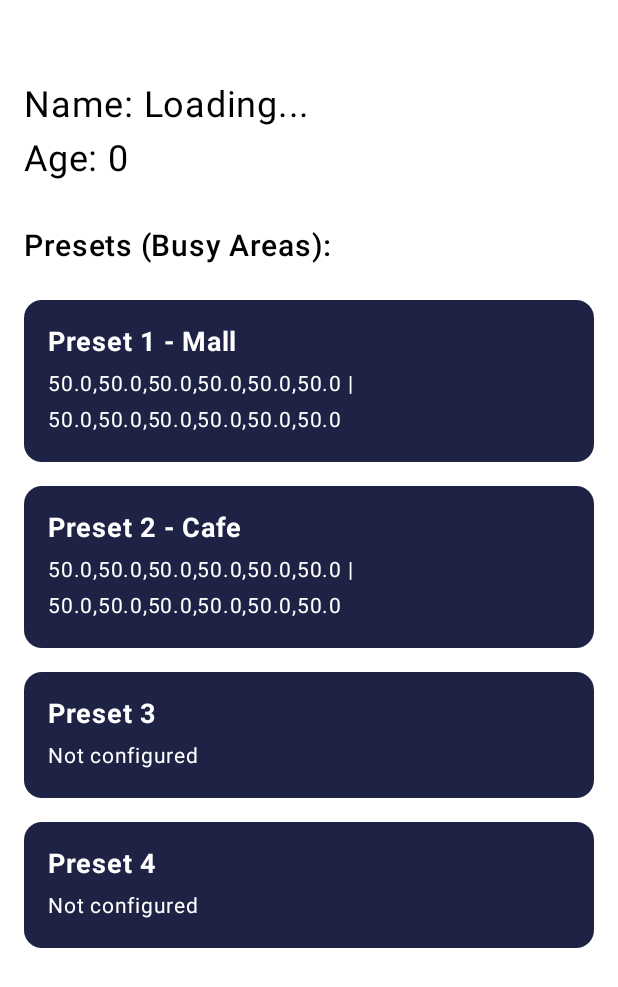
After one commit to hackfest-dev/Hackfest25-11, an Android app built with Jetpack Compose: the UserProfile screen opened directly, with no data from a screen before it, on a phone screen of 412 x 824 dp. The commit adds this screen. Shown: the top 987 px of the screen. Run offline under Robolectric (Android 15) with nearby library versions, the phone set to English and light mode, and no system bars; our stand-ins replace Firebase (no records; nobody signed in at launch, a user with empty details on screens opened directly).

Commit message:
userprofile and useractivity.

```diff
--- a/app/build.gradle.kts
+++ b/app/build.gradle.kts
@@ -2,6 +2,8 @@ plugins {
     id("com.android.application")
     id("org.jetbrains.kotlin.android")
     id("org.jetbrains.kotlin.plugin.compose")  // ← Compose Compiler plugin
+    alias(libs.plugins.google.gms.google.services)  // ← Compose Compiler plugin
+
 }
 
 android {
@@ -63,6 +65,8 @@ dependencies {
     implementation("androidx.navigation:navigation-fragment-ktx:2.7.7")
     implementation("androidx.navigation:navigation-ui-ktx:2.7.7")
     implementation("com.android.volley:volley:1.2.1")
+    implementation(libs.firebase.functions)
+    implementation(libs.firebase.firestore.ktx)
     testImplementation("junit:junit:4.13.2")
     androidTestImplementation("androidx.test.ext:junit:1.1.5")
     androidTestImplementation("androidx.test.espresso:espresso-core:3.5.1")
@@ -77,4 +81,5 @@ dependencies {
 
     // Data Binding dependencies
     implementation("androidx.databinding:databinding-runtime:8.2.2")
+    implementation("androidx.compose.material:material-icons-extended")
 }
--- a/app/src/main/AndroidManifest.xml
+++ b/app/src/main/AndroidManifest.xml
@@ -16,6 +16,12 @@
         android:supportsRtl="true"
         android:theme="@style/Theme.HearWell3"
         tools:targetApi="31">
+        <activity
+            android:name=".UserActivity"
+            android:exported="true" />
+        <activity
+            android:name=".UserProfile"
+            android:exported="true" />
         <activity
             android:name=".TranslateActivity"
             android:exported="true" />
--- /dev/null
+++ b/app/src/main/java/com/example/hearwell3/UserProfile.kt
@@ -0,0 +1,113 @@
+package com.example.hearwell
+
+import android.os.Bundle
+import androidx.activity.ComponentActivity
+import androidx.activity.compose.setContent
+import androidx.compose.foundation.background
+import androidx.compose.foundation.layout.*
+import androidx.compose.foundation.shape.RoundedCornerShape
+import androidx.compose.material3.MaterialTheme
+import androidx.compose.material3.Surface
+import androidx.compose.material3.Text
+import androidx.compose.runtime.*
+import androidx.compose.ui.Alignment
+import androidx.compose.ui.Modifier
+import androidx.compose.ui.graphics.Color
+import androidx.compose.ui.text.font.FontWeight
+import androidx.compose.ui.tooling.preview.Preview
+import androidx.compose.ui.unit.dp
+import androidx.compose.ui.unit.sp
+import com.example.hearwell.ui.theme.HearWellTheme
+import com.google.firebase.firestore.FirebaseFirestore
+
+class UserProfile : ComponentActivity() {
+    override fun onCreate(savedInstanceState: Bundle?) {
+        super.onCreate(savedInstanceState)
+        setContent {
+            HearWellTheme {
+                Surface(
+                    modifier = Modifier.fillMaxSize(),
+                    color = MaterialTheme.colorScheme.background
+                ) {
+                    UserProfileScreen()
+                }
+            }
+        }
+    }
+}
+@Preview
+@Composable
+fun UserProfileScreen() {
+    val db = FirebaseFirestore.getInstance()
+
+    var name by remember { mutableStateOf("Loading...") }
+    var age by remember { mutableStateOf(0) }
+
+    val documentId = "Fp3EZY5gJsp41gOj7R5k" // Replace with actual document ID
+
+    LaunchedEffect(Unit) {
+        db.collection("users").document("Fp3EZY5gJsp41gOj7R5k")
+            .get()
+            .addOnSuccessListener { document ->
+                if (document != null && document.exists()) {
+                    name = document.getString("name") ?: "No Name"
+                    age = document.getLong("age")?.toInt() ?: 0
+                }
+            }
+    }
+
+    Column(
+        modifier = Modifier
+            .fillMaxSize()
+            .background(Color.White)
+            .padding(16.dp),
+        verticalArrangement = Arrangement.Top,
+        horizontalAlignment = Alignment.Start
+    ) {
+        Text("Name: $name", fontSize = 24.sp, color = Color.Black, modifier = Modifier.padding(top = 40.dp))
+        Spacer(modifier = Modifier.height(8.dp))
+        Text("Age: $age", fontSize = 24.sp, color = Color.Black)
+
+        Spacer(modifier = Modifier.height(32.dp))
+
+        Text(
+            text = "Presets (Busy Areas):",
+            fontSize = 20.sp,
+            fontWeight = FontWeight.SemiBold,
+            color = Color.Black,
+            modifier = Modifier.padding(bottom = 16.dp)
+        )
+        // Box 1 - Preset 1: Mall
+        PresetBox(
+            title = "Preset 1 - Mall",
+            data = "50.0,50.0,50.0,50.0,50.0,50.0 | 50.0,50.0,50.0,50.0,50.0,50.0"
+        )
+
+        // Box 2 - Preset 2: Cafe
+        PresetBox(
+            title = "Preset 2 - Cafe",
+            data = "50.0,50.0,50.0,50.0,50.0,50.0 | 50.0,50.0,50.0,50.0,50.0,50.0"
+        )
+
+        // Box 3 - Preset 3 (empty)
+        PresetBox(title = "Preset 3", data = "Not configured")
+
+        // Box 4 - Preset 4 (empty)
+        PresetBox(title = "Preset 4", data = "Not configured")
+    }
+}
+
+@Composable
+fun PresetBox(title: String, data: String) {
+    Column(
+        modifier = Modifier
+            .fillMaxWidth()
+            .padding(vertical = 8.dp)
+            .background(Color(0xFF1E2244), shape = RoundedCornerShape(12.dp))
+            .padding(16.dp)
+    ) {
+        Text(text = title, fontWeight = FontWeight.Bold, color = Color.White, fontSize = 18.sp)
+        Spacer(modifier = Modifier.height(4.dp))
+        Text(text = data, color = Color.White, fontSize = 14.sp)
+    }
+}
--- a/build.gradle.kts
+++ b/build.gradle.kts
@@ -3,4 +3,5 @@ plugins {
     id("com.android.application")           version "8.2.2" apply false
     id("org.jetbrains.kotlin.android")      version "2.0.21" apply false
     id("org.jetbrains.kotlin.plugin.compose") version "2.0.21" apply false
+    alias(libs.plugins.google.gms.google.services) apply false
 }
--- a/gradle/libs.versions.toml
+++ b/gradle/libs.versions.toml
@@ -9,6 +9,9 @@ appcompat = "1.7.0"
 material = "1.12.0"
 activity = "1.10.1"
 constraintlayout = "2.2.1"
+googleGmsGoogleServices = "4.4.2"
+firebaseFunctions = "21.2.1"
+firebaseFirestoreKtx = "25.1.3"
 
 [libraries]
 androidx-core-ktx = { group = "androidx.core", name = "core-ktx", version.ref = "coreKtx" }
@@ -19,7 +22,10 @@ androidx-appcompat = { group = "androidx.appcompat", name = "appcompat", version
 material = { group = "com.google.android.material", name = "material", version.ref = "material" }
 androidx-activity = { group = "androidx.activity", name = "activity", version.ref = "activity" }
 androidx-constraintlayout = { group = "androidx.constraintlayout", name = "constraintlayout", version.ref = "constraintlayout" }
+firebase-functions = { group = "com.google.firebase", name = "firebase-functions", version.ref = "firebaseFunctions" }
+firebase-firestore-ktx = { group = "com.google.firebase", name = "firebase-firestore-ktx", version.ref = "firebaseFirestoreKtx" }
 
 [plugins]
 android-application = { id = "com.android.application", version.ref = "agp" }
 kotlin-android = { id = "org.jetbrains.kotlin.android", version.ref = "kotlin" }
+google-gms-google-services = { id = "com.google.gms.google-services", version.ref = "googleGmsGoogleServices" }
```
Also changed, not shown: app/src/main/java/com/example/hearwell3/HomePage.kt (+20 -3 lines), app/src/main/java/com/example/hearwell3/UserActivity.kt (added, +106 -0 lines), 1 other file.
